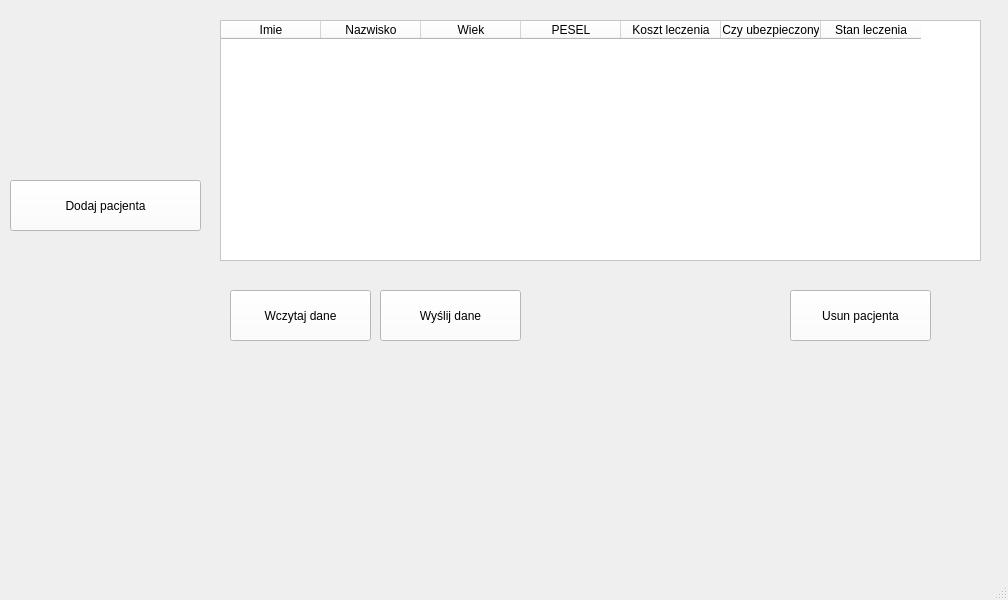
First picture: the form in Pacjenci/Pacjenci.ui, repository Kupsztajn/Jipp, before the edit.
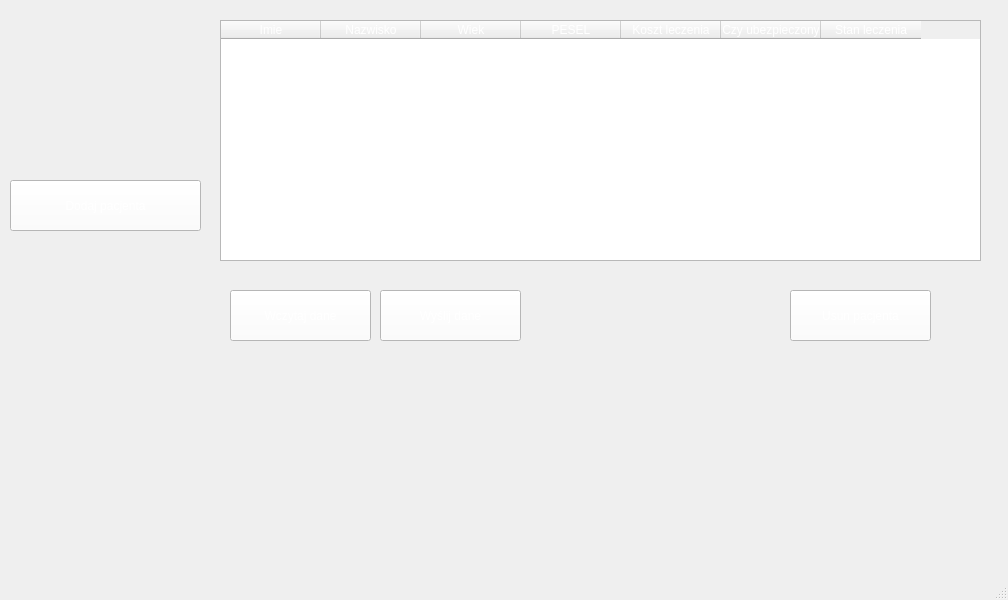
Second picture: the form after the edit. Icons and pictures are not drawn.

```diff
--- a/Pacjenci/Pacjenci.ui
+++ b/Pacjenci/Pacjenci.ui
@@ -34,7 +34,10 @@
     </property>
     <property name="styleSheet">
      <string notr="true">background-image: none;
-background-color: rgb(255, 255, 255);</string>
+background-color: rgb(255, 255, 255);
+color: white;
+
+</string>
     </property>
     <property name="text">
      <string>Dodaj pacjenta</string>
@@ -51,7 +54,9 @@
     </property>
     <property name="styleSheet">
      <string notr="true">background-image: none;
-background-color: rgb(255, 255, 255);</string>
+background-color: rgb(255, 255, 255);
+color: white;
+</string>
     </property>
     <property name="text">
      <string>Usun pacjenta</string>
@@ -68,7 +73,9 @@
     </property>
     <property name="styleSheet">
      <string notr="true">background-image: none;
-background-color: rgb(255, 255, 255);</string>
+background-color: rgb(255, 255, 255);
+color: white;
+</string>
     </property>
     <property name="text">
      <string>Wyślij dane</string>
@@ -85,8 +92,8 @@
     </property>
     <property name="styleSheet">
      <string notr="true">background-image: none;
-background-color: rgb(255, 255, 255);
-color: rgb(0, 0, 0);</string>
+color: white;
+</string>
     </property>
     <column>
      <property name="text">
@@ -140,7 +147,9 @@
     </property>
     <property name="styleSheet">
      <string notr="true">background-image: none;
-background-color: rgb(255, 255, 255);</string>
+background-color: rgb(255, 255, 255);
+color: white;
+</string>
     </property>
     <property name="text">
      <string>Wczytaj dane</string>
```
